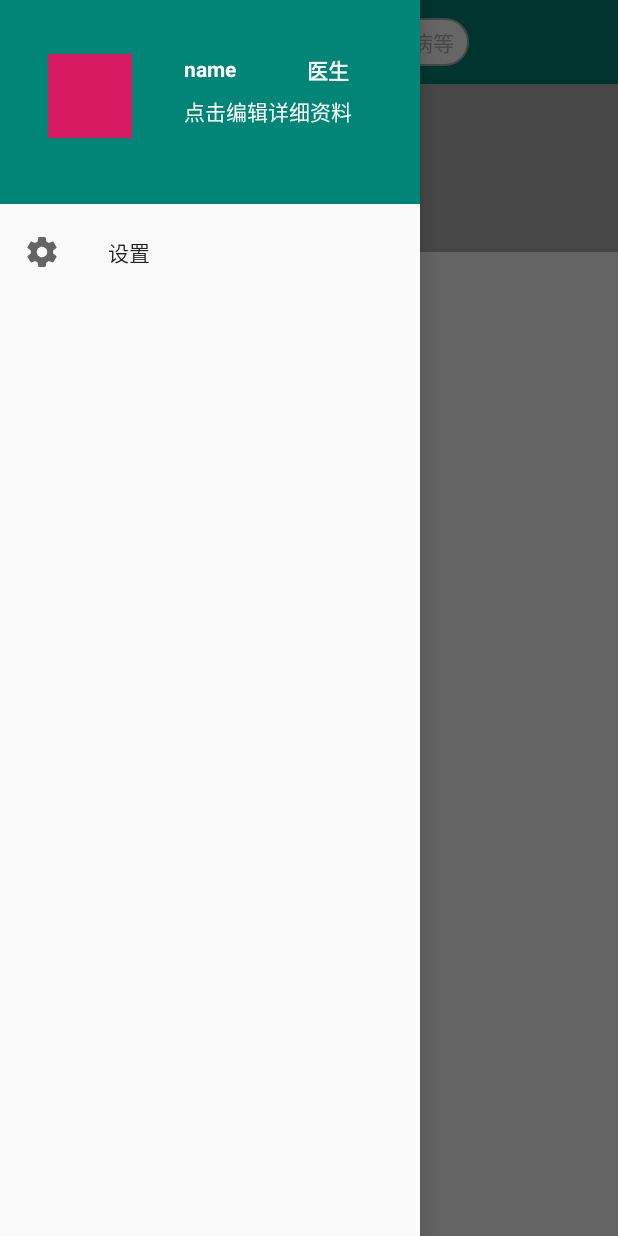
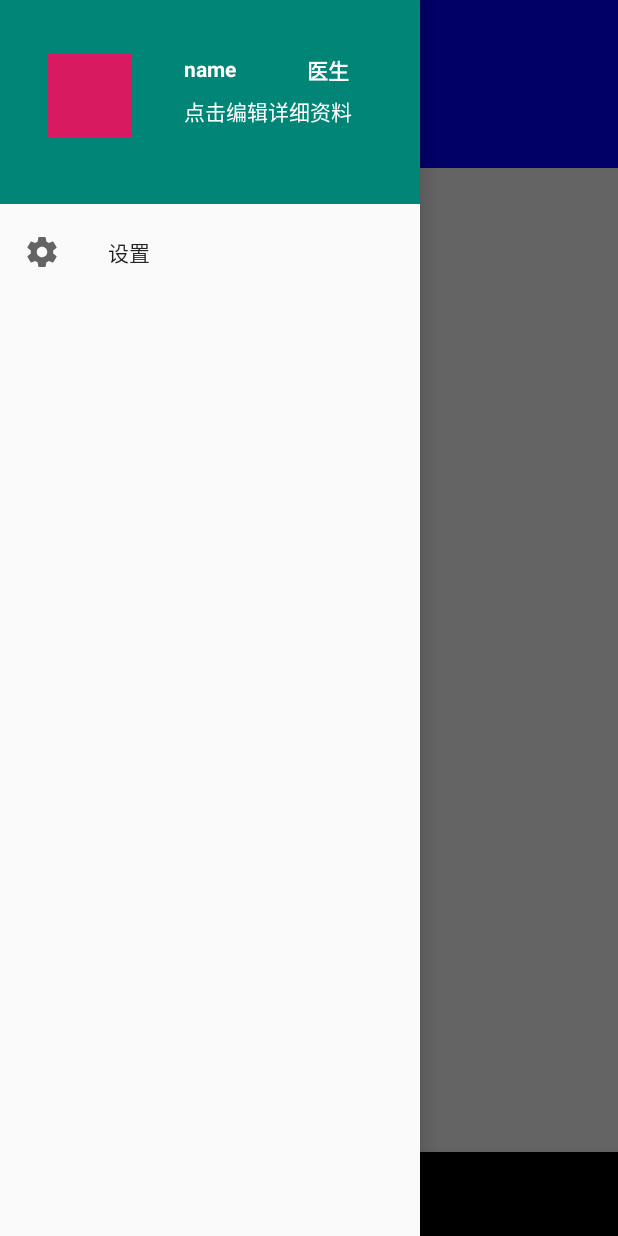
Before and after one commit to yforyoung/ObstetriciansAssistant, an Android app: the screen it shows after launch (MainActivity), with the side drawer open, on a phone screen of 412 x 824 dp. Run offline under Robolectric (Android 15) with nearby library versions, the phone set to English and light mode, and no system bars; 1 statement that could not run was skipped.

Commit message:
已经忘了更新了什么东西

```diff
--- a/app/src/main/java/com/yyl/obstetriciansassistant/view/activities/MainActivity.kt
+++ b/app/src/main/java/com/yyl/obstetriciansassistant/view/activities/MainActivity.kt
@@ -1,36 +1,32 @@
 package com.yyl.obstetriciansassistant.view.activities
 
-import android.graphics.Color
 import android.support.v7.app.AppCompatActivity
 import android.os.Bundle
-import android.os.Handler
+import android.support.design.widget.BottomNavigationView
 import android.support.design.widget.NavigationView
+import android.support.v4.app.Fragment
+import android.support.v4.app.FragmentManager
+import android.support.v4.view.PagerAdapter
 import android.support.v4.view.ViewPager
-import android.util.Log
 import android.view.Gravity
 import android.view.MenuItem
-import android.widget.ImageView
-import android.widget.LinearLayout
 import com.yyl.obstetriciansassistant.R
 import com.yyl.obstetriciansassistant.jump2Activity
-import com.yyl.obstetriciansassistant.view.adapter.AdPagerAdapter
+import com.yyl.obstetriciansassistant.view.adapter.HomePagerAdapter
+import com.yyl.obstetriciansassistant.view.fragments.*
 import kotlinx.android.synthetic.main.activity_main.*
 import kotlinx.android.synthetic.main.layout_main_content.*
-import java.util.*
 
-class MainActivity : AppCompatActivity(), NavigationView.OnNavigationItemSelectedListener {
-    private val list = ArrayList<ImageView>()
-    private val delayMills:Long=3000
-    private var handler = Handler {
-        if (it.what == 0) {
-            val curr=(ad_viewpager.currentItem+1)%list.size
-            ad_viewpager.currentItem=curr
-            Log.e("TAG","${ad_viewpager.currentItem}  +   ${list.size}")
-            it.target.sendEmptyMessageDelayed(0, delayMills)
-        }
-        false
+class MainActivity : AppCompatActivity(), NavigationView.OnNavigationItemSelectedListener, BottomNavigationView.OnNavigationItemSelectedListener, ViewPager.OnPageChangeListener {
+    override fun onPageScrollStateChanged(p0: Int) {
     }
 
+    override fun onPageScrolled(p0: Int, p1: Float, p2: Int) {
+    }
+
+    override fun onPageSelected(p0: Int) {
+        bottom_navigation_view.menu.getItem(p0).isChecked=true
+    }
 
     override
     fun onCreate(savedInstanceState: Bundle?) {
@@ -44,6 +40,22 @@ class MainActivity : AppCompatActivity(), NavigationView.OnNavigationItemSelecte
         supportActionBar!!.title = ""
         navigation_view.setNavigationItemSelectedListener(this)
 
+
+        val fragmentList=ArrayList<Fragment>()
+        fragmentList.add(HomeFragment())
+        fragmentList.add(RiskFragment())
+        fragmentList.add(TVFragment())
+        fragmentList.add(CaseFragment())
+        fragmentList.add(QAFragment())
+
+        val adapter=HomePagerAdapter(supportFragmentManager)
+        adapter.fragmentList=fragmentList
+        home_viewpager.adapter=adapter
+
+        bottom_navigation_view.setOnNavigationItemSelectedListener(this)
+        home_viewpager.addOnPageChangeListener(this)
+
+
         search_bt.setOnClickListener {
             jump2Activity(this, SearchActivity::class.java)
         }
@@ -53,57 +65,9 @@ class MainActivity : AppCompatActivity(), NavigationView.OnNavigationItemSelecte
                 drawer_layout.openDrawer(Gravity.START)
             }
         }
-
-        initAdViewPager()
-
     }
 
-    private fun initAdViewPager() {
-        //----------测试用list-----------------------
-        val img1 = ImageView(this)
-        img1.setBackgroundColor(Color.BLACK)
-        val img2 = ImageView(this)
-        img2.setBackgroundColor(Color.RED)
-        val img3 = ImageView(this)
-        img2.setBackgroundColor(Color.BLUE)
-        list.add(img1)
-        list.add(img2)
-        list.add(img3)
-        //----------------------------------------------
 
-        for (i in 0..(list.size - 1)) {
-            val img = ImageView(this)
-            img.setBackgroundResource(R.drawable.shape_circle_viewpager_bg)
-            val param = LinearLayout.LayoutParams(resources.getDimensionPixelOffset(R.dimen.ad_circle_width), resources.getDimensionPixelOffset(R.dimen.ad_circle_height))
-            if (i > 0) {
-                param.leftMargin = resources.getDimensionPixelOffset(R.dimen.ad_circle_margin)
-            } else {
-                img.isSelected = true
-            }
-            img.layoutParams = param
-            point_group.addView(img)
-        }
-
-        ad_viewpager.adapter = AdPagerAdapter(list, ad_viewpager)
-        ad_viewpager.addOnPageChangeListener(object : ViewPager.OnPageChangeListener {
-            override fun onPageScrollStateChanged(p0: Int) {
-            }
-
-            override fun onPageScrolled(p0: Int, p1: Float, p2: Int) {
-            }
-
-            var p1 = 0
-            override fun onPageSelected(p0: Int) {
-                point_group.getChildAt(p0).isSelected = true
-                point_group.getChildAt(p1).isSelected = false
-                p1 = p0
-            }
-
-        })
-        ad_viewpager.currentItem = 0
-        handler.sendEmptyMessageDelayed(0, delayMills)
-
-    }
 
     override fun onBackPressed() {
         if (drawer_layout.isDrawerOpen(Gravity.START)) {
@@ -119,6 +83,22 @@ class MainActivity : AppCompatActivity(), NavigationView.OnNavigationItemSelecte
                 jump2Activity(this, SettingActivity::class.java)
                 //  navigation_view.menu.findItem(R.id.navigation_settings).actionView= View.inflate(this,R.layout.menu_item_badge,null)
             }
+            R.id.menu_home->{
+                home_viewpager.currentItem=0
+            }
+            R.id.menu_risk->{
+                home_viewpager.currentItem=1
+            }
+            R.id.menu_tv->{
+                home_viewpager.currentItem=2
+            }
+            R.id.menu_case->{
+                home_viewpager.currentItem=3
+            }
+            R.id.menu_qa->{
+                home_viewpager.currentItem=4
+            }
+
         }
         return true
     }
--- /dev/null
+++ b/app/src/main/java/com/yyl/obstetriciansassistant/view/adapter/HomePagerAdapter.kt
@@ -0,0 +1,12 @@
+package com.yyl.obstetriciansassistant.view.adapter
+
+import android.support.v4.app.Fragment
+import android.support.v4.app.FragmentManager
+import android.support.v4.app.FragmentPagerAdapter
+
+class HomePagerAdapter(fm:FragmentManager):FragmentPagerAdapter(fm) {
+    var fragmentList=ArrayList<Fragment>()
+    override fun getItem(p0: Int): Fragment =fragmentList[p0]
+
+    override fun getCount(): Int =fragmentList.size
+}
--- /dev/null
+++ b/app/src/main/java/com/yyl/obstetriciansassistant/view/fragments/CaseFragment.kt
@@ -0,0 +1,18 @@
+package com.yyl.obstetriciansassistant.view.fragments
+
+import android.os.Bundle
+import android.support.v4.app.Fragment
+import android.view.LayoutInflater
+import android.view.View
+import android.view.ViewGroup
+import com.yyl.obstetriciansassistant.R
+
+class CaseFragment:Fragment() {
+    override fun onCreateView(inflater: LayoutInflater, container: ViewGroup?, savedInstanceState: Bundle?): View? {
+        return inflater.inflate(R.layout.fragment_case,container,false)
+    }
+
+    override fun onActivityCreated(savedInstanceState: Bundle?) {
+        super.onActivityCreated(savedInstanceState)
+    }
+}
--- /dev/null
+++ b/app/src/main/java/com/yyl/obstetriciansassistant/view/fragments/HomeFragment.kt
@@ -0,0 +1,98 @@
+package com.yyl.obstetriciansassistant.view.fragments
+
+import android.graphics.Color
+import android.os.Bundle
+import android.os.Handler
+import android.support.v4.app.Fragment
+import android.support.v4.view.ViewPager
+import android.util.Log
+import android.view.LayoutInflater
+import android.view.View
+import android.view.ViewGroup
+import android.widget.ImageView
+import android.widget.LinearLayout
+import com.yyl.obstetriciansassistant.R
+import com.yyl.obstetriciansassistant.view.adapter.AdPagerAdapter
+import kotlinx.android.synthetic.main.fragment_home.*
+import java.util.ArrayList
+
+class HomeFragment : Fragment() {
+    private val list = ArrayList<ImageView>()
+    private val delayMills: Long = 5000
+    private var handler = Handler {
+        if (it.what == 0) {
+            val curr = (ad_viewpager.currentItem + 1) % list.size
+            ad_viewpager.currentItem = curr
+            Log.e("TAG", "${ad_viewpager.currentItem}  +   ${list.size}")
+            it.target.sendEmptyMessageDelayed(0, delayMills)
+        }
+        false
+    }
+
+    override fun onCreate(savedInstanceState: Bundle?) {
+        super.onCreate(savedInstanceState)
+        val img1 = ImageView(activity)
+        img1.setBackgroundColor(Color.BLACK)
+        val img2 = ImageView(activity)
+        img2.setBackgroundColor(Color.RED)
+        val img3 = ImageView(activity)
+        img2.setBackgroundColor(Color.BLUE)
+        list.add(img1)
+        list.add(img2)
+        list.add(img3)
+    }
+
+    override fun onCreateView(inflater: LayoutInflater, container: ViewGroup?, savedInstanceState: Bundle?): View? {
+        return inflater.inflate(R.layout.fragment_home,container,false)
+    }
+
+    override fun onActivityCreated(savedInstanceState: Bundle?) {
+        super.onActivityCreated(savedInstanceState)
+        initAdViewPager()
+
+    }
+
+    private fun initAdViewPager() {
+        //----------测试用list-----------------------
+
+        //----------------------------------------------
+
+        for (i in 0..(list.size - 1)) {
+            val img = ImageView(activity)
+            img.setBackgroundResource(R.drawable.shape_circle_viewpager_bg)
+            val param = LinearLayout.LayoutParams(resources.getDimensionPixelOffset(R.dimen.ad_circle_width), resources.getDimensionPixelOffset(R.dimen.ad_circle_height))
+            if (i > 0) {
+                param.leftMargin = resources.getDimensionPixelOffset(R.dimen.ad_circle_margin)
+            } else {
+                img.isSelected = true
+            }
+            img.layoutParams = param
+            point_group.addView(img)
+        }
+
+        ad_viewpager.adapter = AdPagerAdapter(list, ad_viewpager)
+        ad_viewpager.addOnPageChangeListener(object : ViewPager.OnPageChangeListener {
+            override fun onPageScrollStateChanged(p0: Int) {
+            }
+
+            override fun onPageScrolled(p0: Int, p1: Float, p2: Int) {
+            }
+
+            var p1 = 0
+            override fun onPageSelected(p0: Int) {
+                point_group.getChildAt(p0).isSelected = true
+                point_group.getChildAt(p1).isSelected = false
+                p1 = p0
+            }
+
+        })
+        ad_viewpager.currentItem = 0
+        handler.sendEmptyMessageDelayed(0, delayMills)
+
+    }
+
+    override fun onStop() {
+        handler.removeMessages(0)
+        super.onStop()
+    }
+}
--- /dev/null
+++ b/app/src/main/java/com/yyl/obstetriciansassistant/view/fragments/QAFragment.kt
@@ -0,0 +1,18 @@
+package com.yyl.obstetriciansassistant.view.fragments
+
+import android.os.Bundle
+import android.support.v4.app.Fragment
+import android.view.LayoutInflater
+import android.view.View
+import android.view.ViewGroup
+import com.yyl.obstetriciansassistant.R
+
+class QAFragment:Fragment() {
+    override fun onCreateView(inflater: LayoutInflater, container: ViewGroup?, savedInstanceState: Bundle?): View? {
+        return inflater.inflate(R.layout.fragment_qa,container,false)
+    }
+
+    override fun onActivityCreated(savedInstanceState: Bundle?) {
+        super.onActivityCreated(savedInstanceState)
+    }
+}
--- /dev/null
+++ b/app/src/main/java/com/yyl/obstetriciansassistant/view/fragments/RiskFragment.kt
@@ -0,0 +1,18 @@
+package com.yyl.obstetriciansassistant.view.fragments
+
+import android.os.Bundle
+import android.support.v4.app.Fragment
+import android.view.LayoutInflater
+import android.view.View
+import android.view.ViewGroup
+import com.yyl.obstetriciansassistant.R
+
+class RiskFragment:Fragment() {
+    override fun onCreateView(inflater: LayoutInflater, container: ViewGroup?, savedInstanceState: Bundle?): View? {
+        return inflater.inflate(R.layout.fragment_risk,container,false)
+    }
+
+    override fun onActivityCreated(savedInstanceState: Bundle?) {
+        super.onActivityCreated(savedInstanceState)
+    }
+}
--- /dev/null
+++ b/app/src/main/res/drawable/ic_case.xml
@@ -0,0 +1,5 @@
+<vector android:height="24dp" android:tint="#b2b2b2"
+    android:viewportHeight="24.0" android:viewportWidth="24.0"
+    android:width="24dp" xmlns:android="http://schemas.android.com/apk/res/android">
+    <path android:fillColor="#FF000000" android:pathData="M19,3h-4.18C14.4,1.84 13.3,1 12,1c-1.3,0 -2.4,0.84 -2.82,2L5,3c-1.1,0 -2,0.9 -2,2v14c0,1.1 0.9,2 2,2h14c1.1,0 2,-0.9 2,-2L21,5c0,-1.1 -0.9,-2 -2,-2zM12,3c0.55,0 1,0.45 1,1s-0.45,1 -1,1 -1,-0.45 -1,-1 0.45,-1 1,-1zM14,17L7,17v-2h7v2zM17,13L7,13v-2h10v2zM17,9L7,9L7,7h10v2z"/>
+</vector>
--- /dev/null
+++ b/app/src/main/res/drawable/ic_home.xml
@@ -0,0 +1,5 @@
+<vector android:height="24dp" android:tint="#b2b2b2"
+    android:viewportHeight="24.0" android:viewportWidth="24.0"
+    android:width="24dp" xmlns:android="http://schemas.android.com/apk/res/android">
+    <path android:fillColor="#FF000000" android:pathData="M10,20v-6h4v6h5v-8h3L12,3 2,12h3v8z"/>
+</vector>
--- /dev/null
+++ b/app/src/main/res/drawable/ic_qa.xml
@@ -0,0 +1,5 @@
+<vector android:height="24dp" android:tint="#b2b2b2"
+    android:viewportHeight="24.0" android:viewportWidth="24.0"
+    android:width="24dp" xmlns:android="http://schemas.android.com/apk/res/android">
+    <path android:fillColor="#FF000000" android:pathData="M20,2L4,2c-1.1,0 -1.99,0.9 -1.99,2L2,22l4,-4h14c1.1,0 2,-0.9 2,-2L22,4c0,-1.1 -0.9,-2 -2,-2zM18,14L6,14v-2h12v2zM18,11L6,11L6,9h12v2zM18,8L6,8L6,6h12v2z"/>
+</vector>
--- /dev/null
+++ b/app/src/main/res/drawable/ic_risk.xml
@@ -0,0 +1,5 @@
+<vector android:height="24dp" android:tint="#b2b2b2"
+    android:viewportHeight="24.0" android:viewportWidth="24.0"
+    android:width="24dp" xmlns:android="http://schemas.android.com/apk/res/android">
+    <path android:fillColor="#FF000000" android:pathData="M18,2H6c-1.1,0 -2,0.9 -2,2v16c0,1.1 0.9,2 2,2h12c1.1,0 2,-0.9 2,-2V4c0,-1.1 -0.9,-2 -2,-2zM6,4h5v8l-2.5,-1.5L6,12V4z"/>
+</vector>
--- /dev/null
+++ b/app/src/main/res/drawable/ic_tv.xml
@@ -0,0 +1,5 @@
+<vector android:height="24dp" android:tint="#b2b2b2"
+    android:viewportHeight="24.0" android:viewportWidth="24.0"
+    android:width="24dp" xmlns:android="http://schemas.android.com/apk/res/android">
+    <path android:fillColor="#FF000000" android:pathData="M21,6h-7.59l3.29,-3.29L16,2l-4,4 -4,-4 -0.71,0.71L10.59,6L3,6c-1.1,0 -2,0.89 -2,2v12c0,1.1 0.9,2 2,2h18c1.1,0 2,-0.9 2,-2L23,8c0,-1.11 -0.9,-2 -2,-2zM21,20L3,20L3,8h18v12zM9,10v8l7,-4z"/>
+</vector>
```
Also changed, not shown: app/src/main/res/layout/fragment_case.xml (added, +10 -0 lines), app/src/main/res/layout/fragment_home.xml (added, +34 -0 lines), app/src/main/res/layout/fragment_qa.xml (added, +9 -0 lines), app/src/main/res/layout/fragment_risk.xml (added, +9 -0 lines), app/src/main/res/layout/fragment_tv.xml (added, +9 -0 lines), app/src/main/res/layout/layout_main_content.xml (+26 -26 lines), app/src/main/res/menu/bottom_navigation_menu.xml (added, +23 -0 lines), 1 other file.
